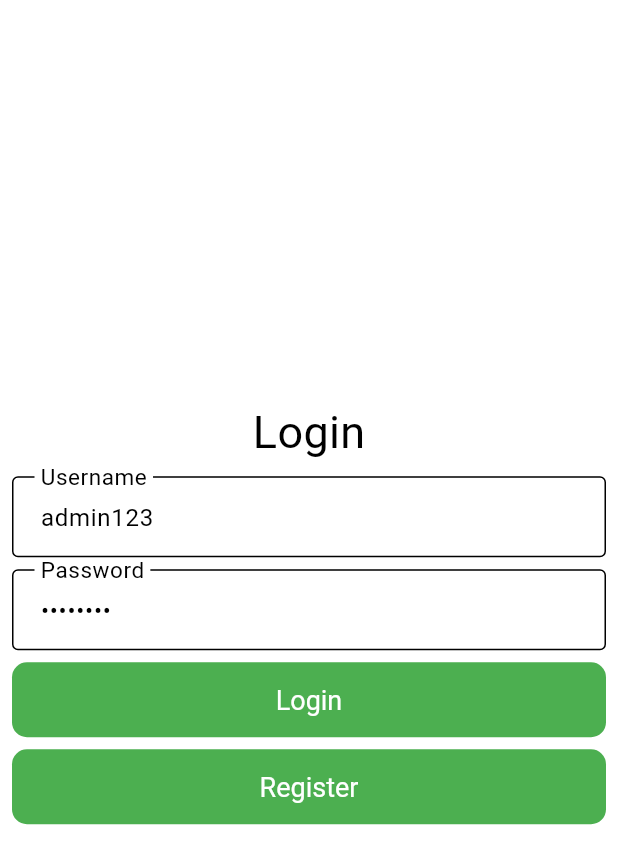
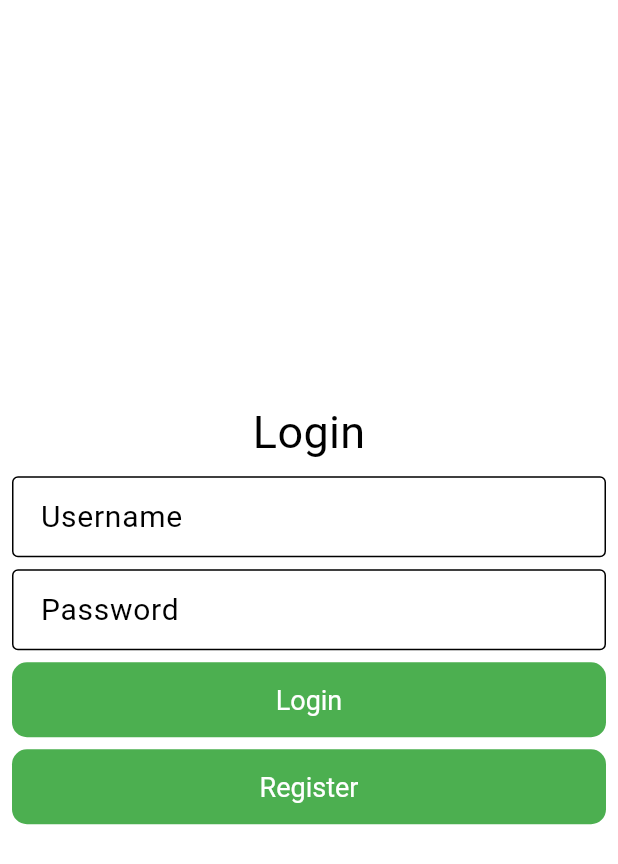
Before and after one commit to Jemnish/Clean-Arch-Mobile, a Flutter app: the screen it shows after launch, on a phone screen of 412 x 824 dp. Shown: the top 864 px of the screen. Run offline on Flutter 3.47's test engine with Material 3 defaults, Android fonts, the light colour scheme and no system bars; our stand-ins replace dartz, dio, equatable, flutter_riverpod, hive_flutter, image_picker and 3 more; accounts and stored records are empty; Roboto replaces fonts that are missing (Brand Bold, Montserrat).

Commit message:
fixde small issue

```diff
--- a/lib/features/auth/presentation/view/login_view.dart
+++ b/lib/features/auth/presentation/view/login_view.dart
@@ -13,8 +13,8 @@ class LoginView extends ConsumerStatefulWidget {
 
 class _LoginViewState extends ConsumerState<LoginView> {
   final _formKey = GlobalKey<FormState>();
-  final _usernameController = TextEditingController(text: 'admin123');
-  final _passwordController = TextEditingController(text: 'admin123');
+  final _usernameController = TextEditingController(text: '');
+  final _passwordController = TextEditingController(text: '');
 
   // final _usernameController = TextEditingController();
   // final _passwordController = TextEditingController();
```
